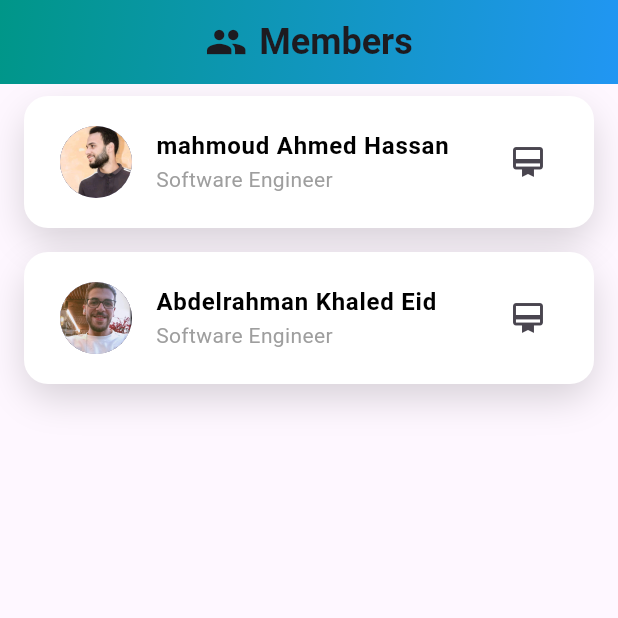
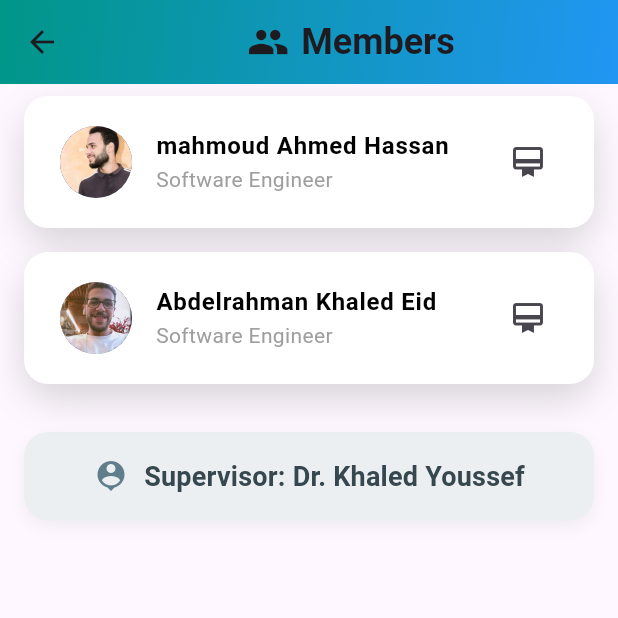
Before and after one commit to abd0-kha1ed/path_tracker, a Flutter app: the first screen one second after launch, on a phone screen of 412 x 824 dp, the top half of it. Run offline on Flutter 3.47's test engine with Material 3 defaults, Android fonts, the phone set to English and light mode, and no system bars; our stand-ins replace fl_chart, flutter_bloc, flutter_bluetooth_serial, permission_handler, syncfusion_flutter_gauges.

Commit message:
Refactor MembersView and MembersViewBody; enhance app bar layout for clarity and replace Column with CustomScrollView for improved scrolling behavior and added supervisor information display.

```diff
--- a/lib/feature/members/presentation/views/members_veiw.dart
+++ b/lib/feature/members/presentation/views/members_veiw.dart
@@ -8,7 +8,11 @@ class MembersView extends StatelessWidget {
   @override
   Widget build(BuildContext context) {
     return Scaffold(
-      appBar: CustomAppBar(icon: Icons.group, text: "Members"),
+      appBar: CustomAppBar(
+        icon: Icons.group,
+        text: "Members",
+        automaticallyImplyLeading: true,
+      ),
       body: MembersViewBody(),
     );
   }
--- a/lib/feature/members/presentation/views/widgets/members_view_body.dart
+++ b/lib/feature/members/presentation/views/widgets/members_view_body.dart
@@ -76,14 +76,15 @@ class _MembersViewBodyState extends State<MembersViewBody>
 
   @override
   Widget build(BuildContext context) {
-    return Column(
-      children: [
-        Expanded(
+    return CustomScrollView(
+      slivers: [
+        SliverToBoxAdapter(
           child: ListView.builder(
+            physics: const NeverScrollableScrollPhysics(),
+            shrinkWrap: true,
             itemCount: widget.cards.length,
             itemBuilder: (context, index) {
               if (index >= _animations.length) {
-                // fallback to empty if animation not ready
                 return const SizedBox.shrink();
               }
 
@@ -94,6 +95,46 @@ class _MembersViewBodyState extends State<MembersViewBody>
             },
           ),
         ),
+        SliverToBoxAdapter(
+          child: Padding(
+            padding: const EdgeInsets.symmetric(horizontal: 16, vertical: 24),
+            child: Container(
+              padding: const EdgeInsets.all(16),
+              decoration: BoxDecoration(
+                color: Colors.blueGrey.shade50,
+                borderRadius: BorderRadius.circular(16),
+                boxShadow: [
+                  BoxShadow(
+                    color: Colors.black.withValues(alpha: 0.05),
+                    blurRadius: 8,
+                    offset: const Offset(0, 4),
+                  ),
+                ],
+              ),
+              child: FittedBox(
+                fit: BoxFit.scaleDown,
+                child: Row(
+                  mainAxisSize: MainAxisSize.min,
+                  children: [
+                    const Icon(
+                      Icons.person_pin,
+                      color: Colors.blueGrey,
+                    ),
+                    const SizedBox(width: 10),
+                    Text(
+                      "Supervisor: Dr. Khaled Youssef",
+                      style: Theme.of(context).textTheme.titleMedium?.copyWith(
+                            fontWeight: FontWeight.w700,
+                            fontSize: 18,
+                            color: Colors.blueGrey[800],
+                          ),
+                    ),
+                  ],
+                ),
+              ),
+            ),
+          ),
+        ),
       ],
     );
   }
```
